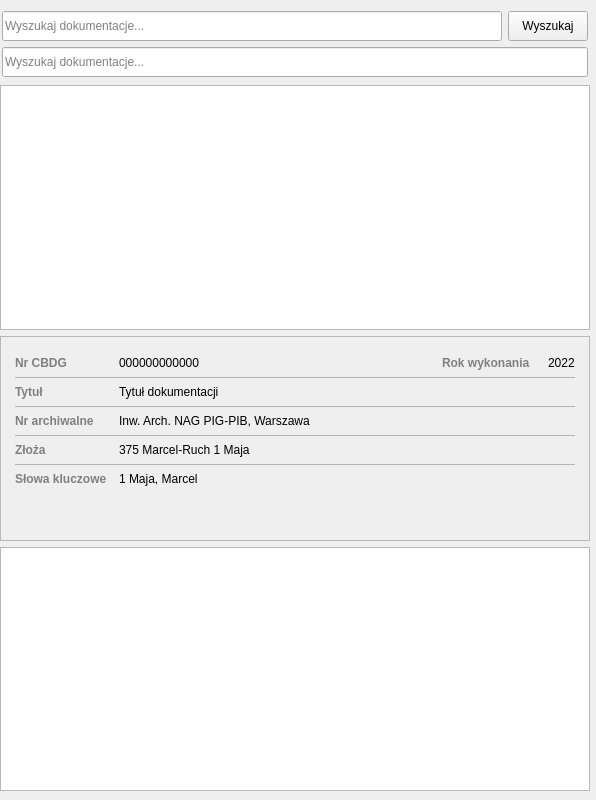
The window that nag_archmap_dockwidget_base.ui (dszrek/NAG_ArchMap) describes before a commit, drawn with Qt 5.
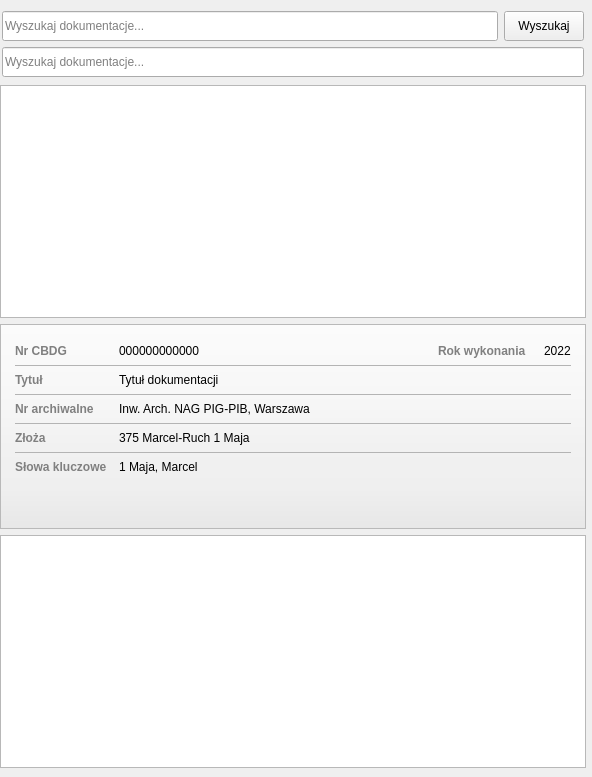
The same window after the commit. Custom widgets are drawn as their Qt base class.

Commit message: Dodawanie i odejmowanie warstw rastrowych z mapami po kliknięciu na checkbox'ie w tv_map

What changed in the file:
```diff
--- a/nag_archmap_dockwidget_base.ui
+++ b/nag_archmap_dockwidget_base.ui
@@ -6,8 +6,8 @@
    <rect>
     <x>0</x>
     <y>0</y>
-    <width>596</width>
-    <height>800</height>
+    <width>592</width>
+    <height>777</height>
    </rect>
   </property>
   <property name="minimumSize">
@@ -219,11 +219,15 @@
         <height>205</height>
        </size>
       </property>
+      <property name="styleSheet">
+       <string notr="true">QStackedWidget {border: 1px solid rgb(185, 185, 185);
+background-color: qlineargradient(x1: 0, y1: 0 x2: 0, y2: 1, stop:0 rgb(251, 251, 251), stop:0.2 rgb(249, 249, 249), stop:0.4 rgb(246, 246, 246), stop:0.6 rgb(241, 241, 241), stop:0.8 rgb(239, 239, 239), stop:1 rgb(231, 231, 231));}</string>
+      </property>
       <property name="frameShape">
        <enum>QFrame::StyledPanel</enum>
       </property>
       <property name="frameShadow">
-       <enum>QFrame::Plain</enum>
+       <enum>QFrame::Sunken</enum>
       </property>
       <property name="currentIndex">
        <number>1</number>
@@ -233,6 +237,9 @@
        <layout class="QVBoxLayout" name="verticalLayout_6">
         <item>
          <widget class="QFrame" name="frm_dok_details_1">
+          <property name="styleSheet">
+           <string notr="true"/>
+          </property>
           <property name="frameShape">
            <enum>QFrame::NoFrame</enum>
           </property>
```
The commit also changes 2 other files.
